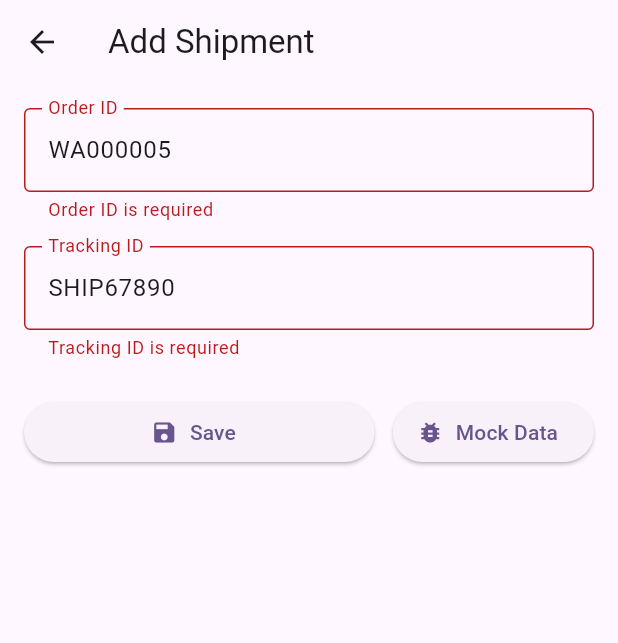
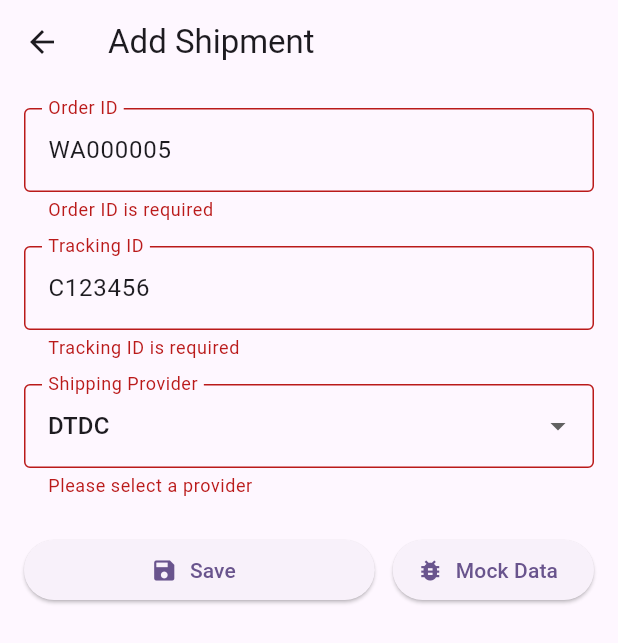
Before and after one commit to MalathyS-foxindia/admin_dashboard_rajashree, a Flutter app: the AddShipmentScreen screen opened directly, after a tap on "Save", after a tap on "Mock Data", on a phone screen of 412 x 824 dp. Shown: the top 643 px of the screen. Run offline on Flutter 3.47's test engine with Material 3 defaults, Android fonts, the phone set to English and light mode, and no system bars; our stand-ins replace flutter_dotenv, pdf, supabase_flutter; missing offline and left inert: barcode, excel, file_saver, mobile_scanner; accounts and stored records are empty.

Commit message:
Update Shipment Tracking Changes

```diff
--- a/lib/screens/trackship_screen.dart
+++ b/lib/screens/trackship_screen.dart
@@ -24,7 +24,7 @@ class _TrackShipScreenState extends State<TrackShipScreen> {
   }
 
   Future<String?> _scanBarcodeTest(BuildContext context) async {
-    return Future.value("TEST123456789");
+    return Future.value("C123456789");
   }
 
   Future<String?> _scanBarcode(BuildContext context) async {
@@ -49,6 +49,25 @@ class _TrackShipScreenState extends State<TrackShipScreen> {
     );
 
     return scannedValue;
+  }
+
+  /// Detect provider + tracking URL from tracking number
+  Map<String, String?> _detectProviderFromTracking(String trackingNumber) {
+    String? provider;
+
+
+    if (trackingNumber.startsWith("C")) {
+      provider = "DTDC";
+
+    } else if (trackingNumber.startsWith("F")) {
+      provider = "Franch Express";
+
+    } else if (trackingNumber.endsWith("IN")) {
+      provider = "India Post";
+
+    }
+
+    return {"provider": provider};
   }
 
   @override
@@ -89,8 +108,7 @@ class _TrackShipScreenState extends State<TrackShipScreen> {
                                 cells: [
                                   DataCell(Text(s.orderId.toString())),
                                   DataCell(Text(s.shippingProvider ?? "-")),
-                                  DataCell(Text(
-                                      s.shippedDate?.toString() ?? "-")),
+                                  DataCell(Text(s.shippedDate?.toString() ?? "-")),
                                   DataCell(
                                     StatefulBuilder(
                                       builder: (context, setState) {
@@ -98,20 +116,16 @@ class _TrackShipScreenState extends State<TrackShipScreen> {
                                           children: [
                                             Expanded(
                                               child: isEditing
-                                                  ? TextField(
-                                                      controller: controller)
+                                                  ? TextField(controller: controller)
                                                   : Text(s.trackingNumber ?? "-"),
                                             ),
                                             if (isEditing)
                                               IconButton(
-                                                icon: const Icon(
-                                                  Icons.qr_code_scanner,
-                                                  color: Colors.blue,
-                                                ),
+                                                icon: const Icon(Icons.qr_code_scanner,
+                                                    color: Colors.blue),
                                                 onPressed: () async {
                                                   final scanned =
-                                                      await _scanBarcodeTest(
-                                                          context);
+                                                      await _scanBarcodeTest(context);
                                                   if (scanned != null &&
                                                       scanned.isNotEmpty) {
                                                     controller.text = scanned;
@@ -124,10 +138,15 @@ class _TrackShipScreenState extends State<TrackShipScreen> {
                                                     color: Colors.green),
                                                 onPressed: () async {
                                                   try {
-                                                    await provider
-                                                        .updateTrackingNumber(
-                                                      s.shipmentId.toString(),
+                                                    final detected =
+                                                        _detectProviderFromTracking(
+                                                            controller.text);
+
+                                                    await provider.updateTrackingNumber(
+                                                      s.orderId.toString(),
                                                       controller.text,
+                                                      detected["provider"] ?? s.shippingProvider!,
+                                                      true
                                                     );
 
                                                     ScaffoldMessenger.of(context)
@@ -140,8 +159,7 @@ class _TrackShipScreenState extends State<TrackShipScreen> {
                                                       ),
                                                     );
 
-                                                    setState(() =>
-                                                        isEditing = false);
+                                                    setState(() => isEditing = false);
                                                   } catch (e) {
                                                     ScaffoldMessenger.of(context)
                                                         .showSnackBar(
@@ -162,16 +180,14 @@ class _TrackShipScreenState extends State<TrackShipScreen> {
                                                 onPressed: () {
                                                   controller.text =
                                                       s.trackingNumber ?? "";
-                                                  setState(() =>
-                                                      isEditing = false);
+                                                  setState(() => isEditing = false);
                                                 },
                                               ),
                                             if (!isEditing)
                                               IconButton(
                                                 icon: const Icon(Icons.edit),
                                                 onPressed: () =>
-                                                    setState(() =>
-                                                        isEditing = true),
+                                                    setState(() => isEditing = true),
                                               ),
                                           ],
                                         );
@@ -183,8 +199,7 @@ class _TrackShipScreenState extends State<TrackShipScreen> {
                                             s.trackingUrl!.isNotEmpty
                                         ? InkWell(
                                             onTap: () async {
-                                              final url =
-                                                  Uri.parse(s.trackingUrl!);
+                                              final url = Uri.parse(s.trackingUrl!);
                                               if (await canLaunchUrl(url)) {
                                                 await launchUrl(url,
                                                     mode: LaunchMode
@@ -240,8 +255,7 @@ class _TrackShipScreenState extends State<TrackShipScreen> {
                                               s.trackingUrl!.isNotEmpty)
                                             InkWell(
                                               onTap: () async {
-                                                final url =
-                                                    Uri.parse(s.trackingUrl!);
+                                                final url = Uri.parse(s.trackingUrl!);
                                                 if (await canLaunchUrl(url)) {
                                                   await launchUrl(url,
                                                       mode: LaunchMode
@@ -252,8 +266,7 @@ class _TrackShipScreenState extends State<TrackShipScreen> {
                                                 "Open Tracking Link",
                                                 style: TextStyle(
                                                     color: Colors.blue,
-                                                    decoration: TextDecoration
-                                                        .underline),
+                                                    decoration: TextDecoration.underline),
                                               ),
                                             ),
                                         ],
@@ -268,8 +281,7 @@ class _TrackShipScreenState extends State<TrackShipScreen> {
                                                   color: Colors.blue),
                                               onPressed: () async {
                                                 final scanned =
-                                                    await _scanBarcodeTest(
-                                                        context);
+                                                    await _scanBarcodeTest(context);
                                                 if (scanned != null &&
                                                     scanned.isNotEmpty) {
                                                   controller.text = scanned;
@@ -282,13 +294,18 @@ class _TrackShipScreenState extends State<TrackShipScreen> {
                                                   color: Colors.green),
                                               onPressed: () async {
                                                 try {
-                                                  await provider
-                                                      .updateTrackingNumber(
+                                                  final detected =
+                                                      _detectProviderFromTracking(
+                                                          controller.text);
+
+                                                  await provider.updateTrackingNumber(
                                                     s.shipmentId.toString(),
                                                     controller.text,
+                                                    detected["provider"] ?? s.shippingProvider!,
+                                                    true
                                                   );
-                                                  setState(() =>
-                                                      isEditing = false);
+
+                                                  setState(() => isEditing = false);
                                                   ScaffoldMessenger.of(context)
                                                       .showSnackBar(
                                                     const SnackBar(
@@ -325,8 +342,7 @@ class _TrackShipScreenState extends State<TrackShipScreen> {
                                             IconButton(
                                               icon: const Icon(Icons.edit),
                                               onPressed: () =>
-                                                  setState(() =>
-                                                      isEditing = true),
+                                                  setState(() => isEditing = true),
                                             ),
                                         ],
                                       ),
@@ -349,8 +365,7 @@ class _TrackShipScreenState extends State<TrackShipScreen> {
               builder: (context) => const AddShipmentScreen(),
             ),
           );
-          Provider.of<ShipmentProvider>(context, listen: false)
-              .fetchShipments();
+          Provider.of<ShipmentProvider>(context, listen: false).fetchShipments();
         },
         child: const Icon(Icons.add),
       ),
--- a/lib/widgets/shipment_form.dart
+++ b/lib/widgets/shipment_form.dart
@@ -2,7 +2,6 @@
 import 'package:flutter/material.dart';
 import 'package:provider/provider.dart';
 import '../providers/shipment_provider.dart';
-// import 'package:mobile_scanner/mobile_scanner.dart'; // Enable later when using scanner
 
 class AddShipmentScreen extends StatefulWidget {
   const AddShipmentScreen({super.key});
@@ -18,17 +17,51 @@ class _AddShipmentScreenState extends State<AddShipmentScreen> {
 
   bool _isSubmitting = false;
 
+  // Dropdown values
+  final List<String> _shippingProviders = [
+    "DTDC",
+    "Franch Express",
+    "India Post"
+  ];
+  String? _selectedProvider;
+  String _trackingUrl = "";
+
+  /// Detect provider + tracking URL from tracking number
+  void _detectProviderFromTracking(String trackingNumber) {
+    String? provider;
+
+    if (trackingNumber.startsWith("C")) {
+      provider = "DTDC";
+
+    } else if (trackingNumber.startsWith("F")) {
+      provider = "Franch Express";
+
+    } else if (trackingNumber.endsWith("IN")) {
+      provider = "India Post";
+
+    }
+
+    setState(() {
+      _selectedProvider = provider;
+
+    });
+  }
+
   Future<void> _submit() async {
     if (!_formKey.currentState!.validate()) return;
 
     final orderId = _orderIdController.text.trim();
     final trackingNumber = _trackingNumberController.text.trim();
-
+    final provider = _selectedProvider ?? "Other";
+    var inline=false;
     setState(() => _isSubmitting = true);
     try {
       await Provider.of<ShipmentProvider>(context, listen: false).updateTrackingNumber(
         orderId,
         trackingNumber,
+        provider,
+        inline
+      // 👈 pass tracking URL also
       );
 
       ScaffoldMessenger.of(context).showSnackBar(
@@ -48,7 +81,8 @@ class _AddShipmentScreenState extends State<AddShipmentScreen> {
   /// Mock button for testing without barcode scanner
   void _fillMockData() {
     _orderIdController.text = "WA000005";
-    _trackingNumberController.text = "SHIP67890";
+    _trackingNumberController.text = "C123456";
+    _detectProviderFromTracking("C123456");
   }
 
   @override
@@ -80,9 +114,34 @@ class _AddShipmentScreenState extends State<AddShipmentScreen> {
                   hintText: "Scan or enter Tracking ID",
                   border: OutlineInputBorder(),
                 ),
+                onChanged: _detectProviderFromTracking, // 👈 auto-detect provider
                 validator: (value) =>
                     value == null || value.isEmpty ? "Tracking ID is required" : null,
               ),
+              const SizedBox(height: 16),
+              DropdownButtonFormField<String>(
+                initialValue: _selectedProvider,
+                decoration: const InputDecoration(
+                  labelText: "Shipping Provider",
+                  border: OutlineInputBorder(),
+                ),
+                items: _shippingProviders
+                    .map((provider) => DropdownMenuItem(
+                          value: provider,
+                          child: Text(provider),
+                        ))
+                    .toList(),
+                onChanged: (value) => setState(() => _selectedProvider = value),
+                validator: (value) =>
+                    value == null ? "Please select a provider" : null,
+              ),
+              if (_trackingUrl.isNotEmpty) ...[
+                const SizedBox(height: 12),
+                Text(
+                  "🔗 Tracking URL: $_trackingUrl",
+                  style: const TextStyle(color: Colors.blue),
+                ),
+              ],
               const SizedBox(height: 24),
               Row(
                 children: [
@@ -93,7 +152,10 @@ class _AddShipmentScreenState extends State<AddShipmentScreen> {
                           ? const SizedBox(
                               height: 20,
                               width: 20,
-                              child: CircularProgressIndicator(strokeWidth: 2, color: Colors.white),
+                              child: CircularProgressIndicator(
+                                strokeWidth: 2,
+                                color: Colors.white,
+                              ),
                             )
                           : const Text("Save"),
                       onPressed: _isSubmitting ? null : _submit,
```
Also changed, not shown: lib/providers/shipment_provider.dart (+21 -4 lines).
